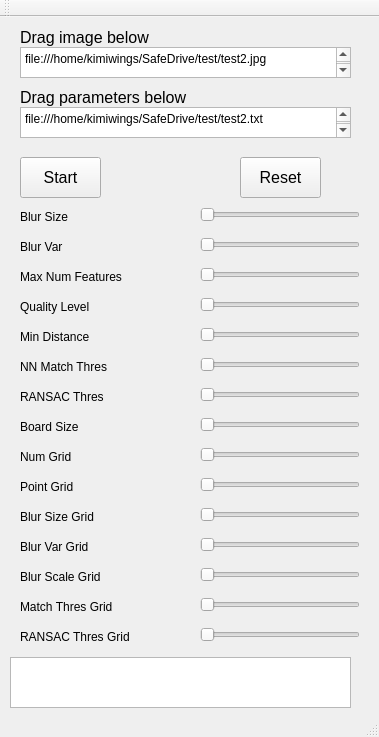
Before: the Qt Designer form mainwindow.ui in jiawei-mo/SafeDrive, drawn with Qt 5.
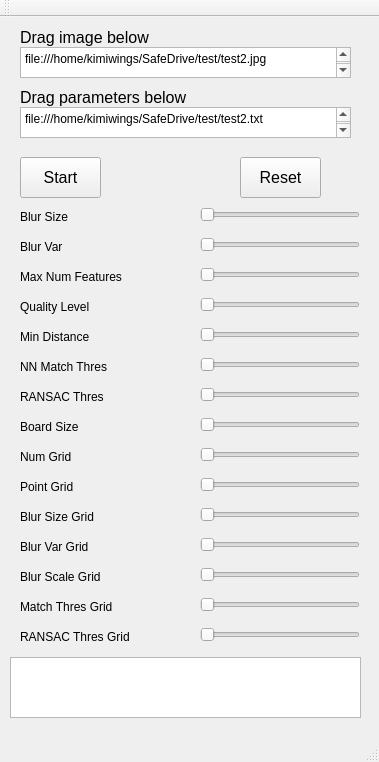
After: the same form once the commit is applied.

```diff
--- a/mainwindow.ui
+++ b/mainwindow.ui
@@ -7,7 +7,7 @@
     <x>0</x>
     <y>0</y>
     <width>379</width>
-    <height>737</height>
+    <height>762</height>
    </rect>
   </property>
   <property name="windowTitle">
@@ -315,8 +315,8 @@
      <rect>
       <x>10</x>
       <y>640</y>
-      <width>341</width>
-      <height>51</height>
+      <width>351</width>
+      <height>61</height>
      </rect>
     </property>
     <property name="tabChangesFocus">
```
